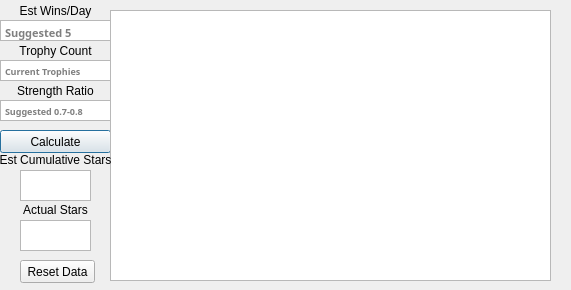
The window that _internal/pss-ttt-tsc.ui (arraken/pss-ttt) describes before a commit, drawn with Qt 5.
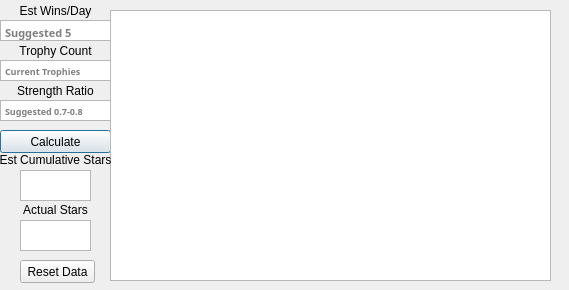
The same window after the commit.

Patch:
```diff
--- a/_internal/pss-ttt-tsc.ui
+++ b/_internal/pss-ttt-tsc.ui
@@ -6,7 +6,7 @@
    <rect>
     <x>0</x>
     <y>0</y>
-    <width>571</width>
+    <width>569</width>
     <height>290</height>
    </rect>
   </property>
```
